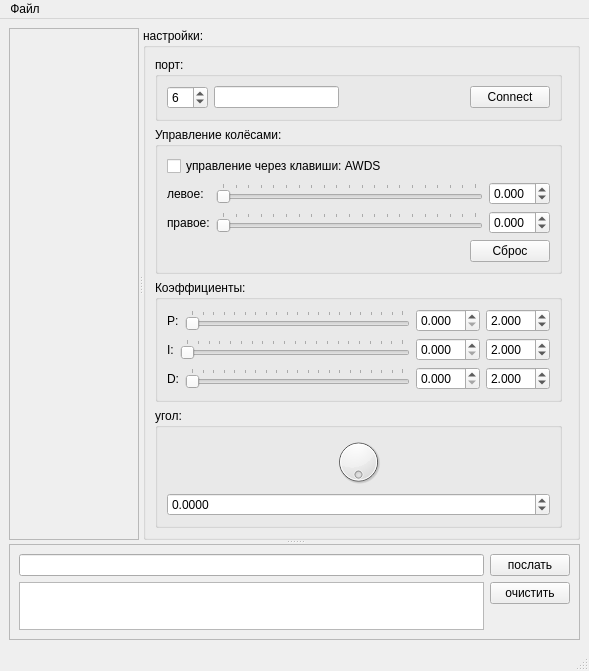
Above: python_test/interface/main_window.ui from AlexLexx706/robocar before the change. Below: the same form after it.
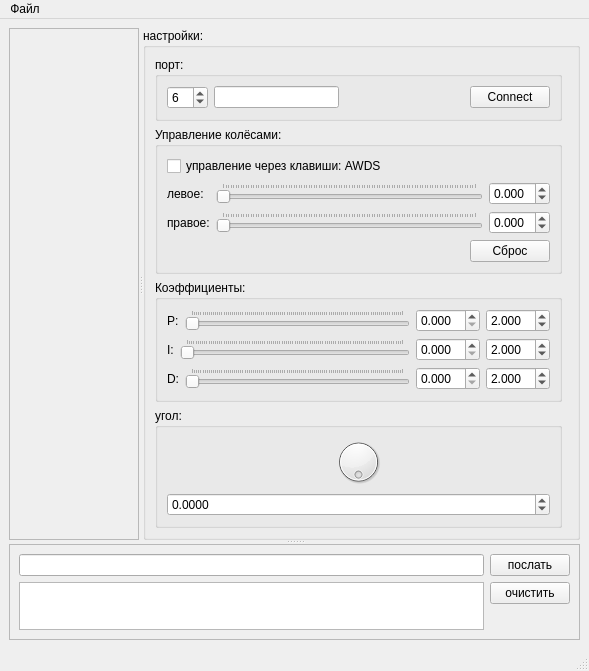
That is the form after the change.

The edit to the form file:
```diff
--- a/python_test/interface/main_window.ui
+++ b/python_test/interface/main_window.ui
@@ -78,7 +78,7 @@
                </sizepolicy>
               </property>
               <property name="maximum">
-               <number>200</number>
+               <number>1000</number>
               </property>
               <property name="orientation">
                <enum>Qt::Horizontal</enum>
@@ -97,7 +97,7 @@
                </sizepolicy>
               </property>
               <property name="maximum">
-               <number>200</number>
+               <number>1000</number>
               </property>
               <property name="orientation">
                <enum>Qt::Horizontal</enum>
@@ -191,7 +191,7 @@
                  </sizepolicy>
                 </property>
                 <property name="maximum">
-                 <number>200</number>
+                 <number>1000</number>
                 </property>
                 <property name="orientation">
                  <enum>Qt::Horizontal</enum>
@@ -256,7 +256,7 @@
               <item>
                <widget class="QSlider" name="horizontalSlider_i">
                 <property name="maximum">
-                 <number>200</number>
+                 <number>1000</number>
                 </property>
                 <property name="orientation">
                  <enum>Qt::Horizontal</enum>
@@ -321,7 +321,7 @@
               <item>
                <widget class="QSlider" name="horizontalSlider_d">
                 <property name="maximum">
-                 <number>200</number>
+                 <number>1000</number>
                 </property>
                 <property name="orientation">
                  <enum>Qt::Horizontal</enum>
```
Left out of the diff: 2 changed lines with no effect on the pictures.
